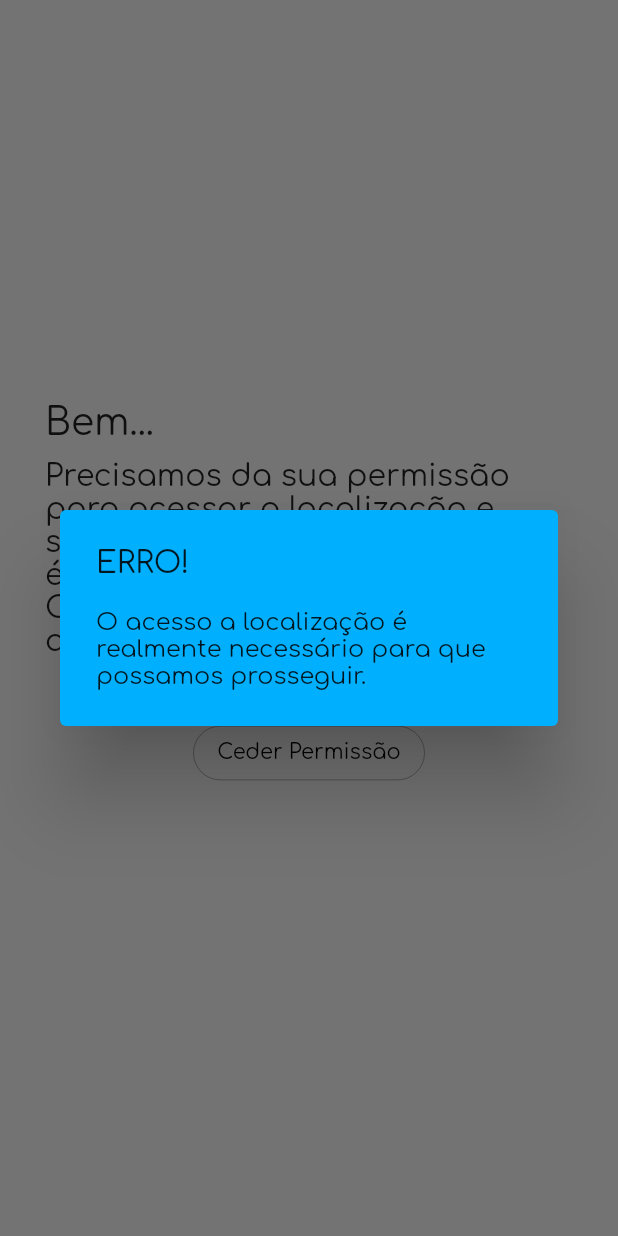
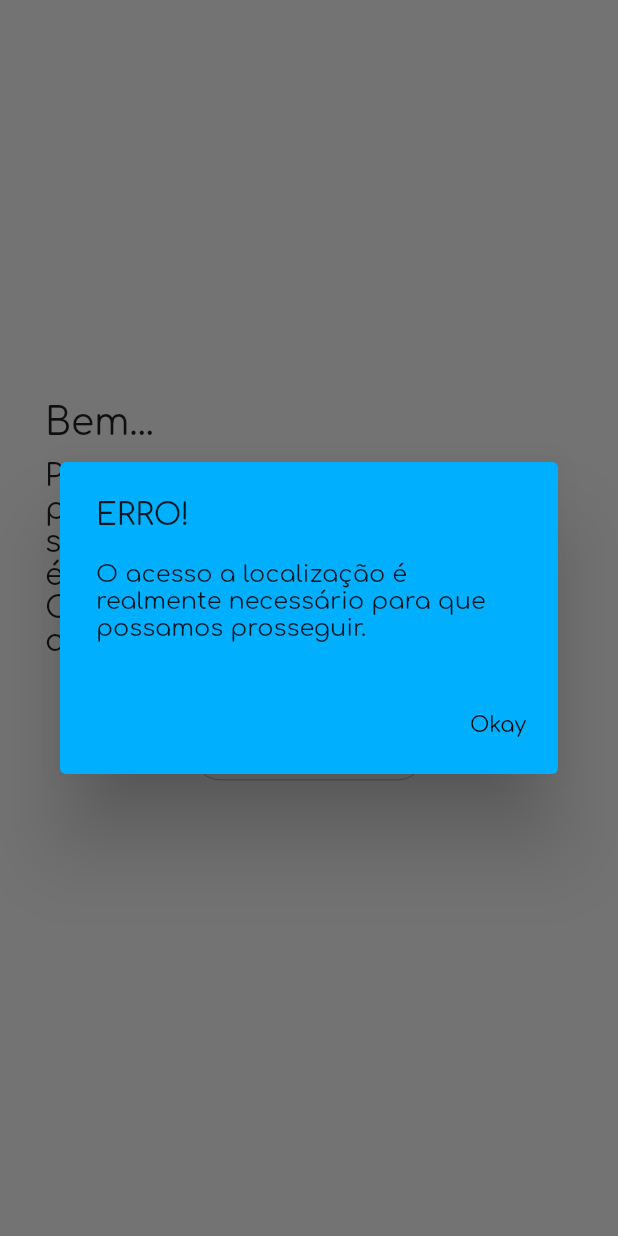
Before and after one commit to r41l1m4/chico_dagua, a Flutter app: the LocPermPage screen opened directly, after a tap on "Ceder Permissão", on a phone screen of 412 x 824 dp. Run offline on Flutter 3.47's test engine with Material 2 defaults, Android fonts, the phone set to English and light mode, and no system bars; our stand-ins replace firebase_database, location, package_info_plus; missing offline and left inert: geocoder; accounts and stored records are empty.

Commit message:
add element keys

```diff
--- a/lib/main.dart
+++ b/lib/main.dart
@@ -45,7 +45,7 @@ class NewOne extends StatelessWidget {
           print(snapshot.data);
           List city = json.decode(snapshot.data);
 
-          return ScopedModel<SessionModel>(
+          return ScopedModel<SessionModel> (
             model: SessionModel.init(
                         city.elementAt(0)["\"hasCity\""],
                         city.elementAt(0)["\"city\""]["\"cityId\""],
--- a/lib/ui/initial_flow/first_use_page.dart
+++ b/lib/ui/initial_flow/first_use_page.dart
@@ -64,6 +64,7 @@ class FirstUsePage extends StatelessWidget {
                 height: 40.0,
               ),
               IconButton(
+                key: const Key('start'),
                 highlightColor: Theme.of(context).primaryColor,
                 icon: Icon(Icons.arrow_forward_ios),
                 onPressed: () {
--- a/lib/ui/initial_flow/irr_query.dart
+++ b/lib/ui/initial_flow/irr_query.dart
@@ -36,6 +36,7 @@ class _IrrQueryState extends State<IrrQuery> {
                   children: <Widget>[
                     _tempQuestionBox("Qual é vazão do seu gotejador?"),
                     Padding(
+                      key: const Key("irr_vazController"),
                       padding: EdgeInsets.symmetric(horizontal: 50.0, vertical: 20.0),
                       child: _tempInputBox("Digite aqui", "l/h", vazController),
                     ),
@@ -44,10 +45,12 @@ class _IrrQueryState extends State<IrrQuery> {
                     ),
                     _tempQuestionBox("Qual é o espaçamento:"),
                     Padding(
+                      key: const Key("irr_espGotController"),
                       padding: EdgeInsets.symmetric(horizontal: 50.0, vertical: 10.0),
                       child: _tempInputBox("Entre os gotejadores?", "cm", espGotController),
                     ),
                     Padding(
+                      key: const Key("irr_espLinController"),
                       padding: EdgeInsets.symmetric(horizontal: 50.0, vertical: 10.0),
                       child: _tempInputBox("Entre as linhas?", "cm", espLinController),
                     ),
@@ -55,6 +58,7 @@ class _IrrQueryState extends State<IrrQuery> {
                       height: 30.0,
                     ),
                     IconButton(
+                      key: const Key("irrDataButton"),
                       highlightColor: Theme.of(context).primaryColor,
                       icon: Icon(Icons.arrow_forward_ios),
                       onPressed: () {
--- a/lib/ui/initial_flow/loc_perm_page.dart
+++ b/lib/ui/initial_flow/loc_perm_page.dart
@@ -43,6 +43,7 @@ class LocPermPage extends StatelessWidget {
                           height: 10.0,
                         ),
                         Container(
+                          key: const Key('textLocPerm'),
                           alignment: Alignment.topLeft,
                           padding: EdgeInsets.symmetric(horizontal: 30.0),
                           child: Text(
@@ -60,6 +61,7 @@ class LocPermPage extends StatelessWidget {
                           height: 40.0,
                         ),
                         OutlinedButton(
+                          key: const Key('ackLocPerm'),
                           onPressed: () {
                             // ignore: missing_return
                             Location().requestPermission().then((hasPerm) {
@@ -122,12 +124,25 @@ class LocPermPage extends StatelessWidget {
                               } else {
                                 return showDialog(
                                   context: context,
+                                  barrierDismissible: false,
                                   builder: (context) {
                                     return AlertDialog(
                                       content: Text("O acesso a localização é"
                                           " realmente necessário para que "
                                           "possamos prosseguir."),
                                       title: Text("ERRO!"),
+                                      actions: <Widget>[
+                                        TextButton(
+                                          child: const Text('Okay',
+                                            style: TextStyle(
+                                              color: Colors.black
+                                            ),
+                                          ),
+                                          onPressed: () {
+                                            Navigator.of(context).pop();
+                                          },
+                                        ),
+                                      ],
                                       backgroundColor: Theme.of(context).primaryColor,
                                     );
                                   },
--- a/lib/ui/initial_flow/pos_loc_pre_cult.dart
+++ b/lib/ui/initial_flow/pos_loc_pre_cult.dart
@@ -39,6 +39,7 @@ class PosLocPreCult extends StatelessWidget {
             height: 40.0,
           ),
           OutlinedButton(
+            key: const Key('posLocPerm'),
             onPressed: () {
               Navigator.of(context).pushReplacement(
                   MaterialPageRoute(
```
Also changed, not shown: lib/ui/initial_flow/cult_query.dart (+8 -2 lines), pubspec.yaml (+4 -4 lines), pubspec.lock, 1 other file.
